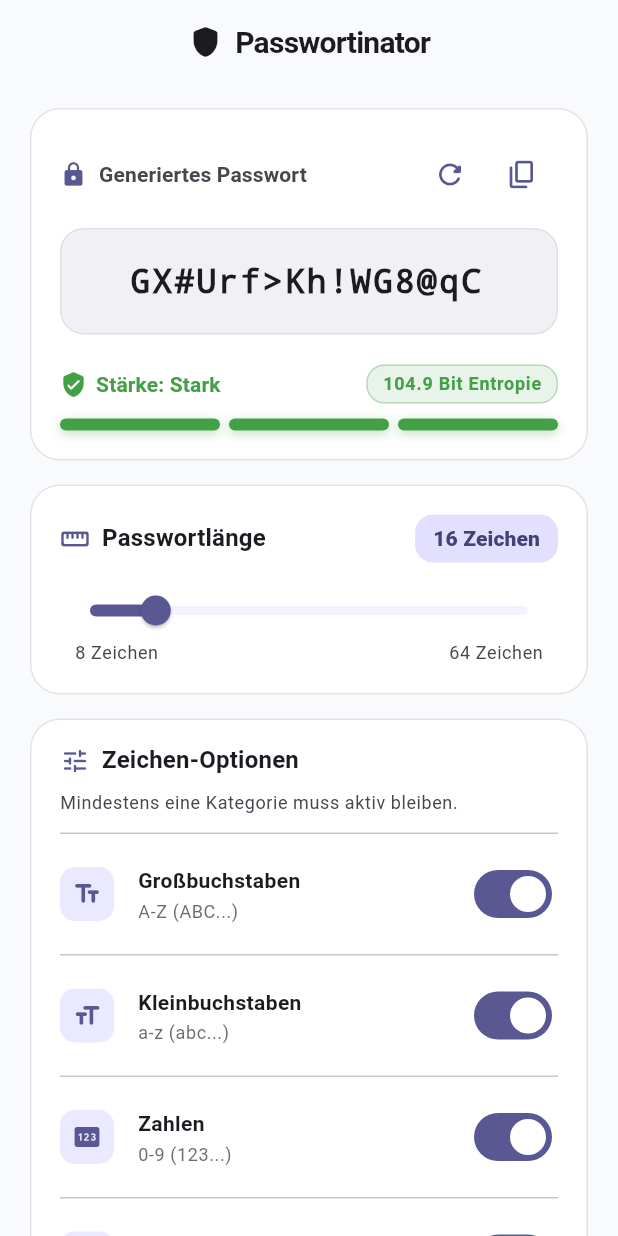
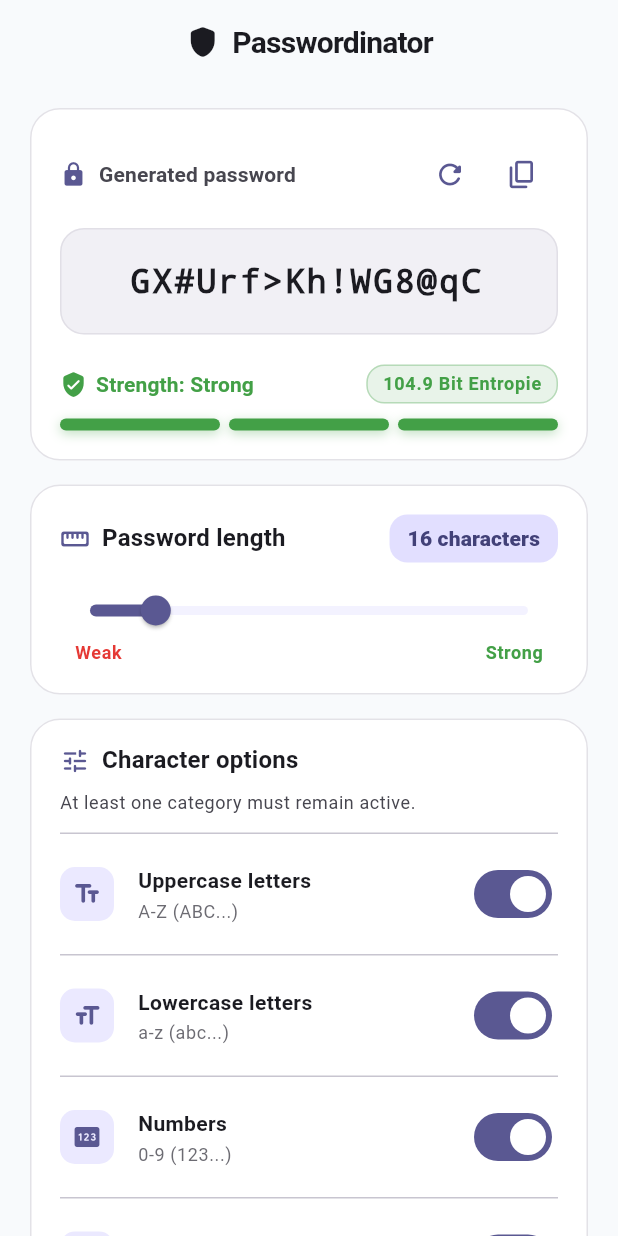
Before and after one commit to isanuric/passwortinator, a Flutter app: the screen it shows after launch, on a phone screen of 412 x 824 dp. Run offline on Flutter 3.47's test engine with Material 3 defaults, Android fonts, the phone set to English and light mode, and no system bars; our stand-ins replace flutter_riverpod.

Commit message:
refactor: update German text to English

```diff
--- a/lib/src/app.dart
+++ b/lib/src/app.dart
@@ -9,7 +9,7 @@ class PasswordGeneratorApp extends StatelessWidget {
   @override
   Widget build(BuildContext context) {
     return MaterialApp(
-      title: 'Passwortinator',
+      title: 'Passwordinator',
       debugShowCheckedModeBanner: false,
       theme: AppTheme.lightTheme,
       darkTheme: AppTheme.darkTheme,
--- a/lib/src/features/password_generator/logic/password_generator_state.dart
+++ b/lib/src/features/password_generator/logic/password_generator_state.dart
@@ -21,7 +21,7 @@ class PasswordGeneratorState {
   /// The calculated entropy of the password in bits.
   final double entropy;
 
-  /// The mapped strength level (Schwach, Mittel, Stark).
+  /// The mapped strength level (Weak, Medium, Strong).
   final PasswordStrength strength;
 
   /// Creates a copy of this state with optional updated values.
--- a/lib/src/features/password_generator/models/password_config.dart
+++ b/lib/src/features/password_generator/models/password_config.dart
@@ -4,22 +4,22 @@ import '../../../core/constants/app_constants.dart';
 /// Available character categories for password generation.
 enum PasswordCategory {
   uppercase(
-    title: 'Großbuchstaben',
+    title: 'Uppercase letters',
     subtitle: 'A-Z',
     example: 'ABC...',
   ),
   lowercase(
-    title: 'Kleinbuchstaben',
+    title: 'Lowercase letters',
     subtitle: 'a-z',
     example: 'abc...',
   ),
   numbers(
-    title: 'Zahlen',
+    title: 'Numbers',
     subtitle: '0-9',
     example: '123...',
   ),
   special(
-    title: 'Sonderzeichen',
+    title: 'Special characters',
     subtitle: r'!@#$%^&*...',
     example: '!@#...',
   );
@@ -77,7 +77,7 @@ class PasswordConfig {
   /// - a-z: 26
   /// - A-Z: 26
   /// - 0-9: 10
-  /// - Sonderzeichen: 32
+  /// - Special characters: 32
   int get totalPoolSize {
     int poolSize = 0;
     if (includeUppercase) poolSize += AppConstants.uppercasePoolSize;
--- a/lib/src/features/password_generator/models/password_strength.dart
+++ b/lib/src/features/password_generator/models/password_strength.dart
@@ -4,17 +4,17 @@ import '../../../core/constants/app_constants.dart';
 /// Represents the calculated strength level of a password based on entropy.
 enum PasswordStrength {
   weak(
-    label: 'Schwach',
+    label: 'Weak',
     color: Color(0xFFE53935), // Red
     fraction: 0.33,
   ),
   medium(
-    label: 'Mittel',
+    label: 'Medium',
     color: Color(0xFFFFB300), // Amber / Yellow
     fraction: 0.66,
   ),
   strong(
-    label: 'Stark',
+    label: 'Strong',
     color: Color(0xFF43A047), // Green
     fraction: 1.0,
   );
@@ -36,9 +36,9 @@ enum PasswordStrength {
 
   /// Maps an entropy value (in bits) to the corresponding [PasswordStrength].
   ///
-  /// - E < 50 Bit = Schwach
-  /// - 50 <= E < 70 Bit = Mittel
-  /// - E >= 70 Bit = Stark
+  /// - E < 50 Bit = Weak
+  /// - 50 <= E < 70 Bit = Medium
+  /// - E >= 70 Bit = Strong
   factory PasswordStrength.fromEntropy(double entropy) {
     if (entropy < AppConstants.weakThreshold) {
       return PasswordStrength.weak;
--- a/lib/src/features/password_generator/ui/password_generator_screen.dart
+++ b/lib/src/features/password_generator/ui/password_generator_screen.dart
@@ -22,7 +22,7 @@ class PasswordGeneratorScreen extends ConsumerWidget {
           children: [
             Icon(Icons.shield_rounded, size: 24),
             SizedBox(width: 8),
-            Text('Passwortinator'),
+            Text('Passwordinator'),
           ],
         ),
       ),
--- a/lib/src/features/password_generator/ui/widgets/action_buttons.dart
+++ b/lib/src/features/password_generator/ui/widgets/action_buttons.dart
@@ -22,7 +22,7 @@ class ActionButtons extends StatelessWidget {
             Icon(Icons.check_circle_rounded, color: Colors.white, size: 20),
             SizedBox(width: 10),
             Text(
-              'Passwort kopiert!',
+              'Password copied!',
               style: TextStyle(fontWeight: FontWeight.w600),
             ),
           ],
@@ -42,7 +42,7 @@ class ActionButtons extends StatelessWidget {
         FilledButton.icon(
           onPressed: onRegenerate,
           icon: const Icon(Icons.autorenew_rounded, size: 22),
-          label: const Text('Neu generieren'),
+          label: const Text('Regenerate'),
         ),
         const SizedBox(height: 12),
 
@@ -50,7 +50,7 @@ class ActionButtons extends StatelessWidget {
         OutlinedButton.icon(
           onPressed: () => _copyToClipboard(context),
           icon: const Icon(Icons.copy_rounded, size: 20),
-          label: const Text('Passwort kopieren'),
+          label: const Text('Copy password'),
         ),
       ],
     );
--- a/lib/src/features/password_generator/ui/widgets/length_slider.dart
+++ b/lib/src/features/password_generator/ui/widgets/length_slider.dart
@@ -1,5 +1,6 @@
 import 'package:flutter/material.dart';
 import '../../../../core/constants/app_constants.dart';
+import '../../models/password_strength.dart';
 
 /// Card widget containing the password length slider control.
 class LengthSlider extends StatelessWidget {
@@ -36,7 +37,7 @@ class LengthSlider extends StatelessWidget {
                     ),
                     const SizedBox(width: 8),
                     Text(
-                      'Passwortlänge',
+                      'Password length',
                       style: theme.textTheme.titleMedium?.copyWith(
                         fontWeight: FontWeight.w700,
                       ),
@@ -50,7 +51,7 @@ class LengthSlider extends StatelessWidget {
                     borderRadius: BorderRadius.circular(12),
                   ),
                   child: Text(
-                    '$length Zeichen',
+                    '$length characters',
                     style: theme.textTheme.labelLarge?.copyWith(
                       color: colorScheme.onPrimaryContainer,
                       fontWeight: FontWeight.w800,
@@ -71,22 +72,24 @@ class LengthSlider extends StatelessWidget {
               onChanged: (value) => onLengthChanged(value.round()),
             ),
 
-            // Min and Max range hints
+            // Min and Max strength hints (weak -> strong)
             Padding(
               padding: const EdgeInsets.symmetric(horizontal: 10.0),
               child: Row(
                 mainAxisAlignment: MainAxisAlignment.spaceBetween,
                 children: [
                   Text(
-                    '${AppConstants.minPasswordLength} Zeichen',
+                    PasswordStrength.weak.label,
                     style: theme.textTheme.bodySmall?.copyWith(
-                      color: colorScheme.onSurfaceVariant,
+                      color: PasswordStrength.weak.color,
+                      fontWeight: FontWeight.w700,
                     ),
                   ),
                   Text(
-                    '${AppConstants.maxPasswordLength} Zeichen',
+                    PasswordStrength.strong.label,
                     style: theme.textTheme.bodySmall?.copyWith(
-                      color: colorScheme.onSurfaceVariant,
+                      color: PasswordStrength.strong.color,
+                      fontWeight: FontWeight.w700,
                     ),
                   ),
                 ],
--- a/lib/src/features/password_generator/ui/widgets/options_card.dart
+++ b/lib/src/features/password_generator/ui/widgets/options_card.dart
@@ -33,7 +33,7 @@ class OptionsCard extends StatelessWidget {
                 ),
                 const SizedBox(width: 8),
                 Text(
-                  'Zeichen-Optionen',
+                  'Character options',
                   style: theme.textTheme.titleMedium?.copyWith(
                     fontWeight: FontWeight.w700,
                   ),
@@ -42,7 +42,7 @@ class OptionsCard extends StatelessWidget {
             ),
             const SizedBox(height: 8),
             Text(
-              'Mindestens eine Kategorie muss aktiv bleiben.',
+              'At least one category must remain active.',
               style: theme.textTheme.bodySmall?.copyWith(
                 color: colorScheme.onSurfaceVariant,
               ),
--- a/lib/src/features/password_generator/ui/widgets/password_display_card.dart
+++ b/lib/src/features/password_generator/ui/widgets/password_display_card.dart
@@ -28,7 +28,7 @@ class PasswordDisplayCard extends StatelessWidget {
             Icon(Icons.check_circle_rounded, color: Colors.white, size: 20),
             SizedBox(width: 10),
             Text(
-              'Passwort kopiert!',
+              'Password copied!',
               style: TextStyle(fontWeight: FontWeight.w600),
             ),
           ],
@@ -64,7 +64,7 @@ class PasswordDisplayCard extends StatelessWidget {
                     ),
                     const SizedBox(width: 8),
                     Text(
-                      'Generiertes Passwort',
+                      'Generated password',
                       style: theme.textTheme.labelLarge?.copyWith(
                         color: colorScheme.onSurfaceVariant,
                         fontWeight: FontWeight.w600,
@@ -76,14 +76,14 @@ class PasswordDisplayCard extends StatelessWidget {
                   children: [
                     IconButton(
                       icon: const Icon(Icons.refresh_rounded),
-                      tooltip: 'Neu generieren',
+                      tooltip: 'Regenerate',
                       iconSize: 22,
                       color: colorScheme.primary,
                       onPressed: onRegenerate,
                     ),
                     IconButton(
                       icon: const Icon(Icons.copy_rounded),
-                      tooltip: 'Kopieren',
+                      tooltip: 'Copy',
                       iconSize: 22,
                       color: colorScheme.primary,
                       onPressed: () => _copyToClipboard(context),
--- a/lib/src/features/password_generator/ui/widgets/strength_indicator.dart
+++ b/lib/src/features/password_generator/ui/widgets/strength_indicator.dart
@@ -33,7 +33,7 @@ class StrengthIndicator extends StatelessWidget {
                 ),
                 const SizedBox(width: 6),
                 Text(
-                  'Stärke: ${strength.label}',
+                  'Strength: ${strength.label}',
                   style: theme.textTheme.titleSmall?.copyWith(
                     fontWeight: FontWeight.w700,
                     color: strength.color,
```
Also changed, not shown: 3 other files.
